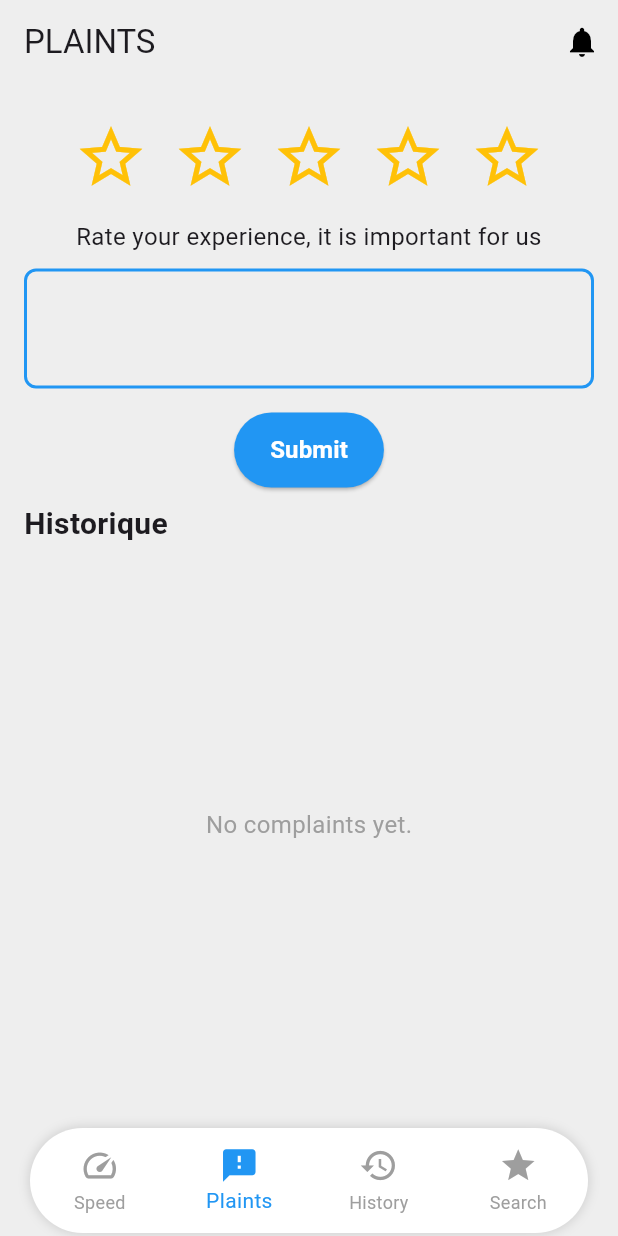
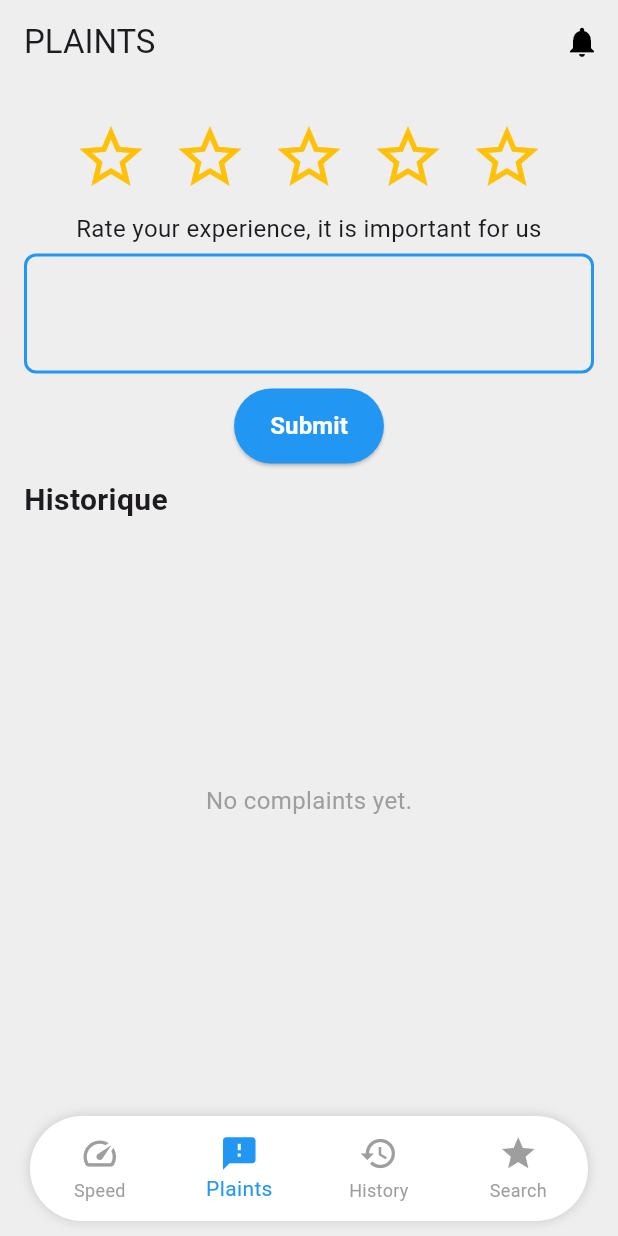
Before and after one commit to Mohamed23012/23012med, a Flutter app: the screen it shows after launch, item 2 of the bottom bar chosen, on a phone screen of 412 x 824 dp. Run offline on Flutter 3.47's test engine with Material 3 defaults, Android fonts, the phone set to English and light mode, and no system bars; our stand-ins replace connectivity_plus, device_info_plus, fl_chart, geocoding, geolocator, shared_preferences and 1 more; missing offline and left inert: dart_ping, flutter_internet_signal, flutter_internet_speed_test, network_info_plus, speed_test_dart, telephony.

Commit message:
make a design compatible for google bar

```diff
--- a/lib/screens/Test Finished.dart
+++ b/lib/screens/Test Finished.dart
@@ -1,7 +1,5 @@
 import 'package:flutter/material.dart';
 import 'package:provider/provider.dart';
-import '../services/network_provider.dart';
-import '../widgets/network_gauge.dart';
 import '../services/network_provider.dart';
 class SpeedTestFinishedPage extends StatelessWidget {
   const SpeedTestFinishedPage({super.key});
--- a/lib/screens/plaints.dart
+++ b/lib/screens/plaints.dart
@@ -163,7 +163,7 @@ class _ComplaintsScreenState extends State<ComplaintsScreen> {
             Column(
               children: [
                 _buildStars(),
-                const SizedBox(height: 8),
+                const SizedBox(height: 3),
                 const Text(
                   "Rate your experience, it is important for us",
                   style: TextStyle(fontSize: 16),
@@ -171,7 +171,7 @@ class _ComplaintsScreenState extends State<ComplaintsScreen> {
                 ),
               ],
             ),
-            const SizedBox(height: 10),
+            const SizedBox(height: 5),
 
             // Complaint Input
             TextField(
@@ -199,7 +199,7 @@ class _ComplaintsScreenState extends State<ComplaintsScreen> {
               maxLines: 2,
             ),
 
-            const SizedBox(height: 16),
+            const SizedBox(height: 10),
             Center(
               child: ElevatedButton(
                 onPressed: _submitComplaint,
--- a/lib/widgets/google_bottom_bar.dart
+++ b/lib/widgets/google_bottom_bar.dart
@@ -1,5 +1,4 @@
 import 'package:flutter/material.dart';
-import 'package:internet/screens/SpeedTestApp.dart';
 import 'package:internet/screens/plaints.dart';
 import '../screens/home_screen.dart';
 import '../screens/history_screen.dart';
@@ -32,7 +31,7 @@ class _GoogleBottomBarState extends State<GoogleBottomBar> {
         mainAxisSize: MainAxisSize.min,
         children: [
           Padding(
-            padding: const EdgeInsets.symmetric(horizontal: 20, vertical: 2),
+            padding: const EdgeInsets.symmetric(horizontal: 20, vertical: 10),
             child: Theme(
               data: Theme.of(context).copyWith(
                 splashFactory: NoSplash.splashFactory,
```
